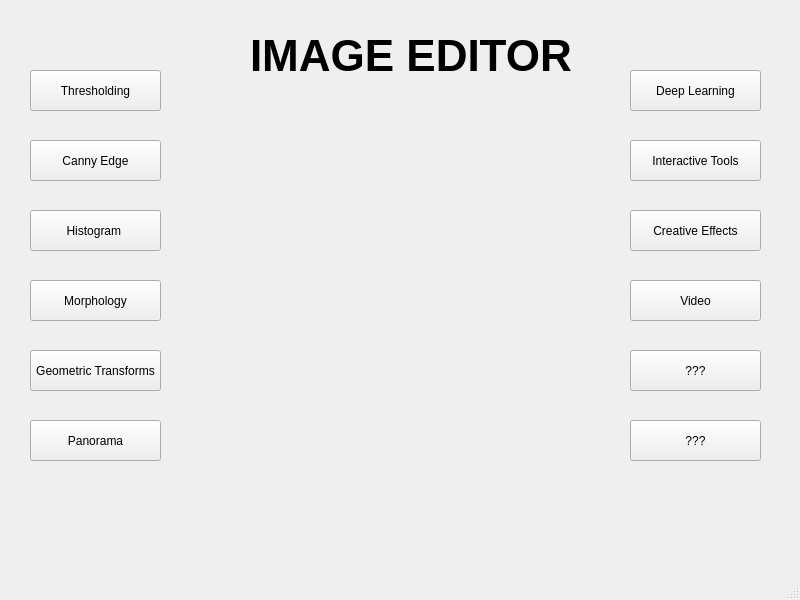
This is opencv-project-team_4/application_Team4/StartInterface.ui in arcreane/opencv-project-team_4 as Qt 5 draws it before an edit. The edited form follows.
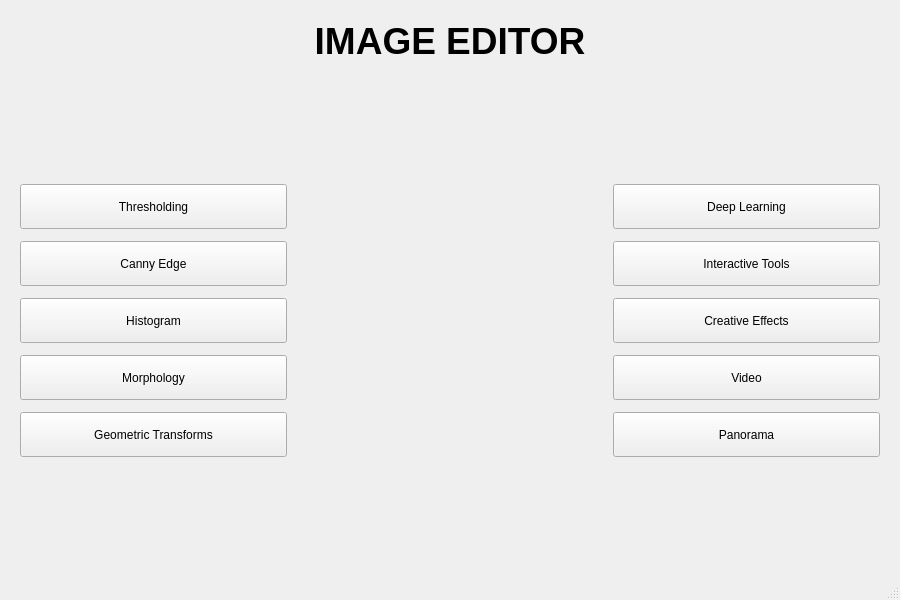
This is the edited form. Icons and pictures are not drawn.

Commit message: Putting Style on the Main Interface

What changed in the file:
```diff
--- a/opencv-project-team_4/application_Team4/StartInterface.ui
+++ b/opencv-project-team_4/application_Team4/StartInterface.ui
@@ -6,7 +6,7 @@
    <rect>
     <x>0</x>
     <y>0</y>
-    <width>800</width>
+				<width>900</width>
     <height>600</height>
    </rect>
   </property>
@@ -14,197 +14,169 @@
    <string>MainWindow</string>
   </property>
   <widget class="QWidget" name="centralwidget">
+			<layout class="QVBoxLayout" name="mainLayout">
+				<property name="leftMargin">
+					<number>20</number>
+				</property>
+				<property name="topMargin">
+					<number>20</number>
+				</property>
+				<property name="rightMargin">
+					<number>20</number>
+				</property>
+				<property name="bottomMargin">
+					<number>20</number>
+				</property>
+				<property name="spacing">
+					<number>20</number>
+				</property>
+				<item>
+					<widget class="QLabel" name="title">
+						<property name="text">
+							<string>IMAGE EDITOR</string>
+						</property>
+						<property name="alignment">
+							<set>Qt::AlignCenter</set>
+						</property>
+						<property name="font">
+							<font>
+								<pointsize>28</pointsize>
+								<bold>true</bold>
+							</font>
+						</property>
+					</widget>
+				</item>
+				<item>
+					<layout class="QHBoxLayout" name="contentLayout">
+						<property name="spacing">
+							<number>30</number>
+						</property>
+						<item>
+							<layout class="QVBoxLayout" name="leftLayout">
+								<property name="spacing">
+									<number>12</number>
+								</property>
+								<item>
+									<spacer>
+										<property name="orientation">
+											<enum>Qt::Vertical</enum>
+										</property>
+										<property name="sizeHint" stdset="0">
+											<size>
+												<width>20</width>
+												<height>40</height>
+											</size>
+										</property>
+									</spacer>
+								</item>
+								<item>
    <widget class="QPushButton" name="ThresholdingButton">
-    <property name="geometry">
-     <rect>
-      <x>30</x>
-      <y>70</y>
-      <width>131</width>
-      <height>41</height>
-     </rect>
-    </property>
     <property name="text">
      <string>Thresholding</string>
     </property>
-   </widget>
-   <widget class="QPushButton" name="PanoramaButton">
-    <property name="geometry">
-     <rect>
-      <x>30</x>
-      <y>420</y>
-      <width>131</width>
-      <height>41</height>
-     </rect>
-    </property>
-    <property name="text">
-     <string>Panorama</string>
-    </property>
-   </widget>
-   <widget class="QPushButton" name="GeometricTransfButton">
-    <property name="geometry">
-     <rect>
-      <x>30</x>
-      <y>350</y>
-      <width>131</width>
-      <height>41</height>
-     </rect>
-    </property>
-    <property name="text">
-     <string>Geometric Transforms</string>
-    </property>
-   </widget>
-   <widget class="QPushButton" name="MorphologyButton">
-    <property name="geometry">
-     <rect>
-      <x>30</x>
-      <y>280</y>
-      <width>131</width>
-      <height>41</height>
-     </rect>
-    </property>
-    <property name="text">
-     <string>Morphology</string>
-    </property>
-   </widget>
-   <widget class="QPushButton" name="HistogramButton">
-    <property name="geometry">
-     <rect>
-      <x>30</x>
-      <y>210</y>
-      <width>131</width>
-      <height>41</height>
-     </rect>
-    </property>
-    <property name="text">
-     <string>Histogram </string>
-    </property>
-   </widget>
+										<property name="minimumSize">
+											<size>
+												<width>160</width>
+												<height>45</height>
+											</size>
+										</property>
+									</widget>
+								</item>
+								<item>
    <widget class="QPushButton" name="CannyEdgeButton">
-    <property name="geometry">
-     <rect>
-      <x>30</x>
-      <y>140</y>
-      <width>131</width>
-      <height>41</height>
-     </rect>
-    </property>
     <property name="text">
      <string>Canny Edge</string>
     </property>
-   </widget>
-   <widget class="QPushButton" name="avoirButton">
-    <property name="geometry">
-     <rect>
-      <x>630</x>
-      <y>420</y>
-      <width>131</width>
-      <height>41</height>
-     </rect>
-    </property>
-    <property name="text">
-     <string>???</string>
-    </property>
-   </widget>
-   <widget class="QPushButton" name="voirButton">
-    <property name="geometry">
-     <rect>
-      <x>630</x>
-      <y>350</y>
-      <width>131</width>
-      <height>41</height>
-     </rect>
-    </property>
+										<property name="minimumSize">
+											<size>
+												<width>160</width>
+												<height>45</height>
+											</size>
+										</property>
+									</widget>
+								</item>
+								<item>
+									<widget class="QPushButton" name="HistogramButton">
     <property name="text">
-     <string>???</string>
-    </property>
-   </widget>
-   <widget class="QPushButton" name="VideoButton">
-    <property name="geometry">
-     <rect>
-      <x>630</x>
-      <y>280</y>
-      <width>131</width>
-      <height>41</height>
-     </rect>
-    </property>
-    <property name="text">
-     <string>Video</string>
-    </property>
-   </widget>
-   <widget class="QPushButton" name="CreativeEffectButton">
-    <property name="geometry">
-     <rect>
-      <x>630</x>
-      <y>210</y>
-      <width>131</width>
-      <height>41</height>
-     </rect>
-    </property>
+											<string>Histogram</string>
+										</property>
+										<property name="minimumSize">
+											<size>
+												<width>160</width>
+												<height>45</height>
+											</size>
+										</property>
+									</widget>
+								</item>
+								<item>
+									<widget class="QPushButton" name="MorphologyButton">
     <property name="text">
-     <string>Creative Effects</string>
-    </property>
-   </widget>
-   <widget class="QPushButton" name="InteractiveButton">
-    <property name="geometry">
-     <rect>
-      <x>630</x>
-      <y>140</y>
-      <width>131</width>
-      <height>41</height>
-     </rect>
-    </property>
-    <property name="text">
-     <string>Interactive Tools</string>
-    </property>
-   </widget>
-   <widget class="QPushButton" name="DeepButton">
-    <property name="geometry">
-     <rect>
-      <x>630</x>
-      <y>70</y>
-      <width>131</width>
-      <height>41</height>
-     </rect>
-    </property>
+											<string>Morphology</string>
+										</property>
+										<property name="minimumSize">
+											<size>
+												<width>160</width>
+												<height>45</height>
+											</size>
+										</property>
+									</widget>
+								</item>
+								<item>
+									<widget class="QPushButton" name="GeometricTransfButton">
     <property name="text">
-     <string>Deep Learning</string>
-    </property>
-   </widget>
-   <widget class="QLabel" name="title">
-    <property name="geometry">
-     <rect>
-      <x>250</x>
-      <y>0</y>
-      <width>331</width>
-      <height>111</height>
-     </rect>
-    </property>
-    <property name="font">
-     <font>
-      <pointsize>33</pointsize>
-      <bold>true</bold>
-     </font>
-    </property>
-    <property name="text">
-     <string>IMAGE EDITOR</string>
-    </property>
-    <property name="alignment">
-     <set>Qt::AlignmentFlag::AlignLeading|Qt::AlignmentFlag::AlignLeft|Qt::AlignmentFlag::AlignVCenter</set>
-    </property>
-   </widget>
+											<string>Geometric Transforms</string>
+										</property>
+										<property name="minimumSize">
+											<size>
+												<width>160</width>
+												<height>45</height>
+											</size>
+										</property>
+									</widget>
+								</item>
+								<item>
+									<spacer>
+										<property name="orientation">
+											<enum>Qt::Vertical</enum>
+										</property>
+										<property name="sizeHint" stdset="0">
+											<size>
+												<width>20</width>
+												<height>40</height>
+											</size>
+										</property>
+									</spacer>
+								</item>
+							</layout>
+						</item>
+						<item>
+							<layout class="QVBoxLayout" name="centerLayout">
+								<item>
+									<spacer>
+										<property name="orientation">
+											<enum>Qt::Vertical</enum>
+										</property>
+										<property name="sizeHint" stdset="0">
+											<size>
+												<width>20</width>
+												<height>20</height>
+											</size>
+										</property>
+									</spacer>
+								</item>
+								<item>
    <widget class="QLabel" name="logo">
-    <property name="geometry">
-     <rect>
-      <x>270</x>
-      <y>140</y>
-      <width>271</width>
-      <height>261</height>
-     </rect>
-    </property>
-    <property name="font">
-     <font>
-      <family>Segoe UI</family>
-     </font>
+										<property name="minimumSize">
+											<size>
+												<width>260</width>
+												<height>260</height>
+											</size>
+										</property>
+										<property name="maximumSize">
+											<size>
+												<width>300</width>
+												<height>300</height>
+											</size>
     </property>
     <property name="text">
      <string/>
@@ -215,7 +187,127 @@
     <property name="scaledContents">
      <bool>true</bool>
     </property>
-   </widget>
+										<property name="alignment">
+											<set>Qt::AlignCenter</set>
+										</property>
+									</widget>
+								</item>
+								<item>
+									<spacer>
+										<property name="orientation">
+											<enum>Qt::Vertical</enum>
+										</property>
+										<property name="sizeHint" stdset="0">
+											<size>
+												<width>20</width>
+												<height>20</height>
+											</size>
+										</property>
+									</spacer>
+								</item>
+							</layout>
+						</item>
+						<item>
+							<layout class="QVBoxLayout" name="rightLayout">
+								<property name="spacing">
+									<number>12</number>
+								</property>
+								<item>
+									<spacer>
+										<property name="orientation">
+											<enum>Qt::Vertical</enum>
+										</property>
+										<property name="sizeHint" stdset="0">
+											<size>
+												<width>20</width>
+												<height>40</height>
+											</size>
+										</property>
+									</spacer>
+								</item>
+								<item>
+									<widget class="QPushButton" name="DeepButton">
+										<property name="text">
+											<string>Deep Learning</string>
+										</property>
+										<property name="minimumSize">
+											<size>
+												<width>160</width>
+												<height>45</height>
+											</size>
+										</property>
+									</widget>
+								</item>
+								<item>
+									<widget class="QPushButton" name="InteractiveButton">
+										<property name="text">
+											<string>Interactive Tools</string>
+										</property>
+										<property name="minimumSize">
+											<size>
+												<width>160</width>
+												<height>45</height>
+											</size>
+										</property>
+									</widget>
+								</item>
+								<item>
+									<widget class="QPushButton" name="CreativeEffectButton">
+										<property name="text">
+											<string>Creative Effects</string>
+										</property>
+										<property name="minimumSize">
+											<size>
+												<width>160</width>
+												<height>45</height>
+											</size>
+										</property>
+									</widget>
+								</item>
+								<item>
+									<widget class="QPushButton" name="VideoButton">
+										<property name="text">
+											<string>Video</string>
+										</property>
+										<property name="minimumSize">
+											<size>
+												<width>160</width>
+												<height>45</height>
+											</size>
+										</property>
+									</widget>
+								</item>
+								<item>
+									<widget class="QPushButton" name="PanoramaButton">
+										<property name="text">
+											<string>Panorama</string>
+										</property>
+										<property name="minimumSize">
+											<size>
+												<width>160</width>
+												<height>45</height>
+											</size>
+										</property>
+									</widget>
+								</item>
+								<item>
+									<spacer>
+										<property name="orientation">
+											<enum>Qt::Vertical</enum>
+										</property>
+										<property name="sizeHint" stdset="0">
+											<size>
+												<width>20</width>
+												<height>40</height>
+											</size>
+										</property>
+									</spacer>
+								</item>
+							</layout>
+						</item>
+					</layout>
+				</item>
+			</layout>
   </widget>
   <widget class="QMenuBar" name="menubar">
    <property name="geometry">
```
Left out of the diff: 6 changed lines with no effect on the pictures. Lines whose indentation alone changed are shown as unchanged. The commit also changes 5 other files.
